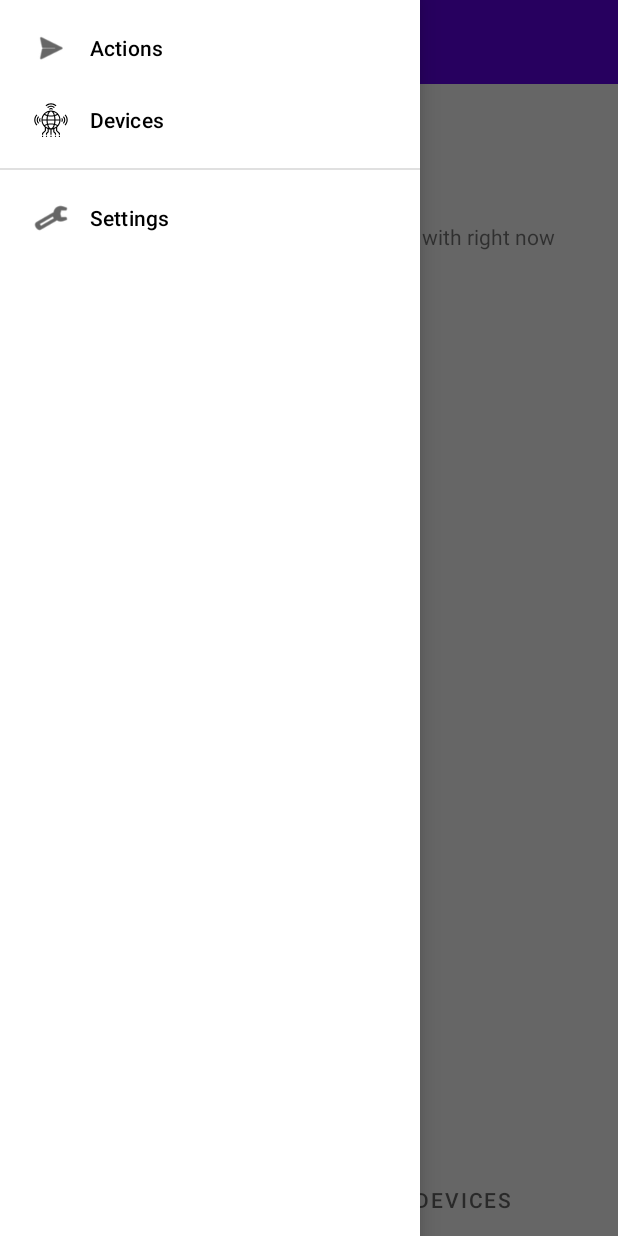
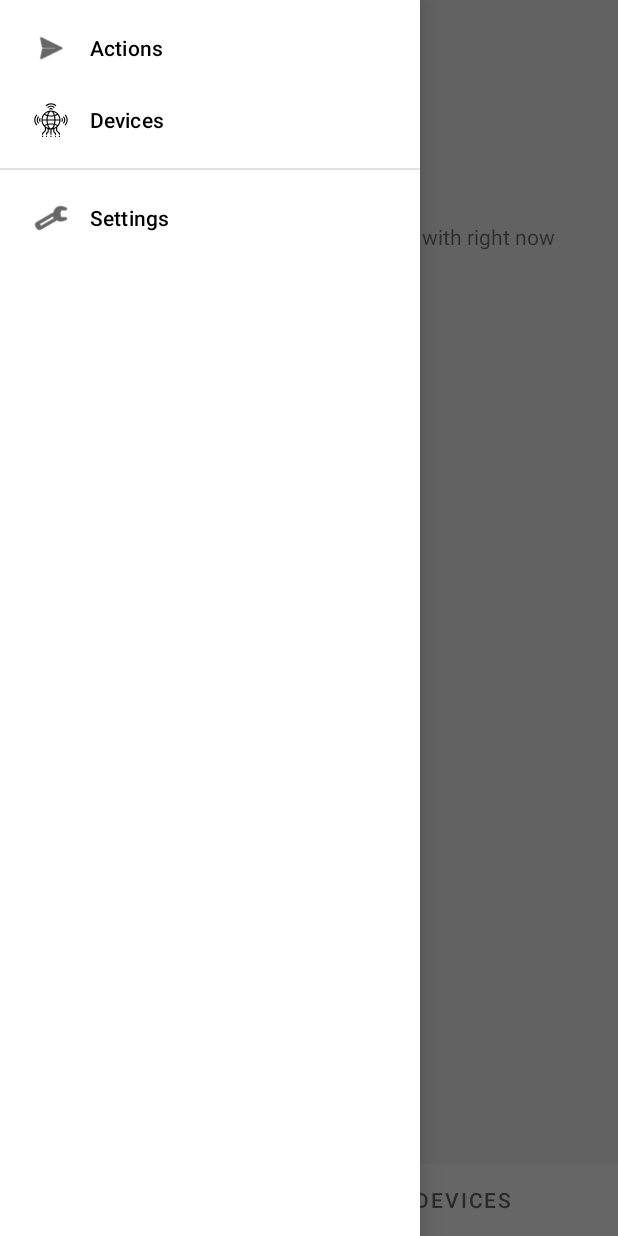
Before and after one commit to EKarton/Android-Mac-Connector, an Android app: the screen it shows after launch once a user with an empty profile is signed in (MainActivity), with the side drawer open, on a phone screen of 412 x 824 dp. Run offline under Robolectric (Android 15) with nearby library versions, the phone set to English and light mode, and no system bars; our stand-ins replace Firebase (no records; nobody signed in at launch, a user with empty details on screens opened directly), data binding; 3 statements that could not run were skipped.

Commit message:
feat: changed light theme of android app

```diff
--- a/Android App/app/src/main/res/layout/activity_main.xml
+++ b/Android App/app/src/main/res/layout/activity_main.xml
@@ -7,8 +7,7 @@
     <androidx.drawerlayout.widget.DrawerLayout
         android:id="@+id/drawer"
         android:layout_width="match_parent"
-        android:layout_height="match_parent"
-        tools:openDrawer="start">
+        android:layout_height="match_parent">
 
         <androidx.constraintlayout.widget.ConstraintLayout
             android:layout_height="match_parent"
@@ -33,10 +32,12 @@
                         android:id="@+id/mainToolbar"
                         android:layout_width="match_parent"
                         android:layout_height="?attr/actionBarSize"
+                        android:background="?android:attr/colorBackground"
                         app:navigationIcon="@drawable/ic_menu_24"
+                        app:titleTextColor="?attr/colorPrimaryVariant"
                         app:layout_scrollFlags="scroll|enterAlways|snap"
                         app:title="Actions"
-                        style="@style/Widget.MaterialComponents.Toolbar.Primary"/>
+                        style="@style/Widget.MaterialComponents.Toolbar.Surface" />
 
                 </com.google.android.material.appbar.AppBarLayout>
 
--- a/Android App/app/src/main/res/values/colors.xml
+++ b/Android App/app/src/main/res/values/colors.xml
@@ -5,6 +5,12 @@
     <color name="purple_700">#FF3700B3</color>
     <color name="teal_200">#FF03DAC5</color>
     <color name="teal_700">#FF018786</color>
+    <color name="grey_100">#f5f5f5</color>
+    <color name="grey_200">#eeeeee</color>
+    <color name="grey_500">#9e9e9e</color>
+    <color name="grey_700">#616161</color>
+    <color name="grey_900">#212121</color>
+    <color name="blue_grey_500">#607d8b</color>
     <color name="black">#FF000000</color>
     <color name="white">#FFFFFFFF</color>
 </resources>
--- a/Android App/app/src/main/res/values/styles.xml
+++ /dev/null
@@ -1,3 +0,0 @@
-<?xml version="1.0" encoding="utf-8"?>
-<resources>
-</resources>
--- a/Android App/app/src/main/res/values/themes.xml
+++ b/Android App/app/src/main/res/values/themes.xml
@@ -2,14 +2,21 @@
     <!-- Base application theme. -->
     <style name="Theme.AndroidToMacContinuity" parent="Theme.MaterialComponents.DayNight.NoActionBar">
         <!-- Primary brand color. -->
-        <item name="colorPrimary">@color/purple_500</item>
-        <item name="colorPrimaryVariant">@color/purple_700</item>
+        <item name="colorPrimary">@color/blue_grey_500</item>
+        <item name="colorPrimaryDark">@color/grey_700</item>
+        <item name="colorPrimaryVariant">@color/grey_900</item>
         <item name="colorOnPrimary">@color/white</item>
+        <item name="android:textColorPrimary">@color/grey_900</item>
+
         <!-- Secondary brand color. -->
         <item name="colorSecondary">@color/teal_200</item>
         <item name="colorSecondaryVariant">@color/teal_700</item>
         <item name="colorOnSecondary">@color/black</item>
+
         <!-- Status bar color. -->
         <item name="android:statusBarColor" tools:targetApi="l">?attr/colorPrimaryVariant</item>
+
+        <!--colorBackground appears behind scrollable content and is used for the default window backgrounds-->
+        <item name="android:colorBackground">@color/grey_100</item>
     </style>
 </resources>
```
